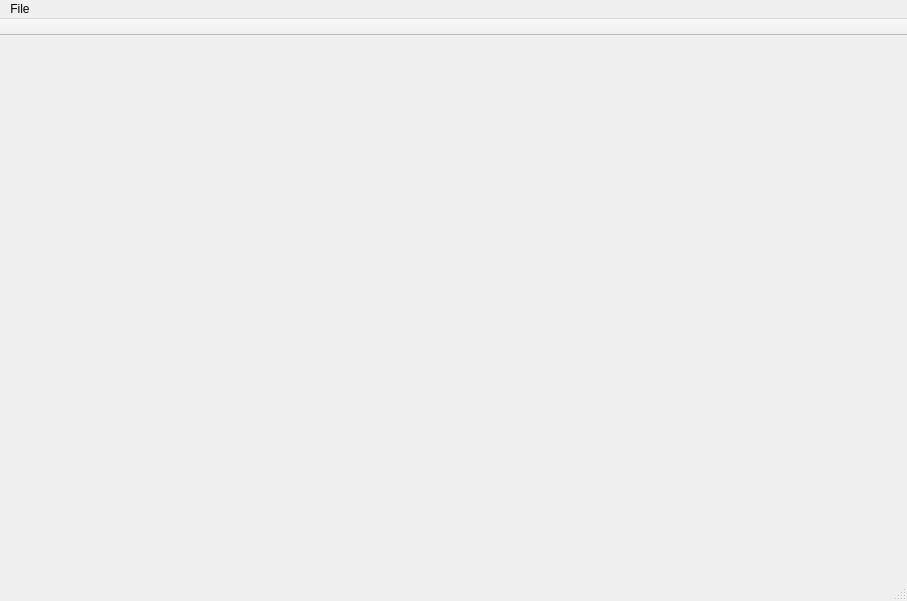
First picture: the form in src/qlabelme/widgets/main_window.ui, repository mariekarelina/QLabelMe, before the edit.
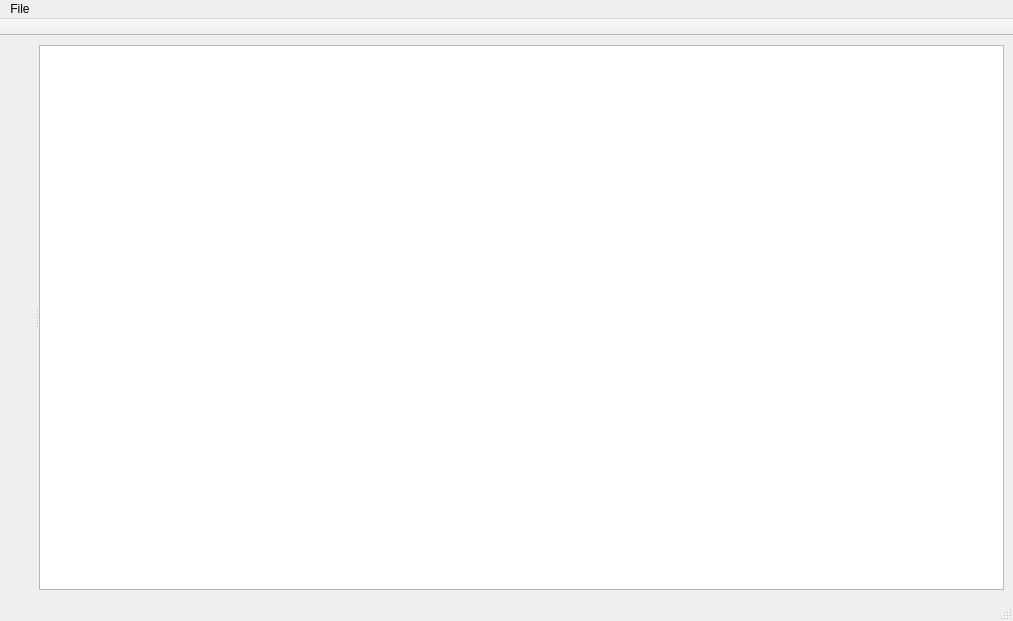
Second picture: the form after the edit.

Commit message: WIP Добавлена сцена для рисования QGraphicsScene

```diff
--- a/src/qlabelme/widgets/main_window.ui
+++ b/src/qlabelme/widgets/main_window.ui
@@ -6,8 +6,8 @@
    <rect>
     <x>0</x>
     <y>0</y>
-    <width>907</width>
-    <height>601</height>
+    <width>1013</width>
+    <height>621</height>
    </rect>
   </property>
   <property name="maximumSize">
@@ -26,24 +26,16 @@
    </size>
   </property>
   <widget class="QWidget" name="centralwidget">
+   <layout class="QHBoxLayout" name="horizontalLayout">
+    <item>
+     <widget class="QSplitter" name="splitter">
+      <property name="orientation">
+       <enum>Qt::Horizontal</enum>
+      </property>
    <widget class="QLabel" name="image">
     <property name="enabled">
      <bool>true</bool>
     </property>
-    <property name="geometry">
-     <rect>
-      <x>160</x>
-      <y>70</y>
-      <width>581</width>
-      <height>351</height>
-     </rect>
-    </property>
-    <property name="sizePolicy">
-     <sizepolicy hsizetype="Preferred" vsizetype="Preferred">
-      <horstretch>0</horstretch>
-      <verstretch>0</verstretch>
-     </sizepolicy>
-    </property>
     <property name="minimumSize">
      <size>
       <width>0</width>
@@ -54,6 +46,10 @@
      <string/>
     </property>
    </widget>
+      <widget class="QGraphicsView" name="graphView"/>
+     </widget>
+    </item>
+   </layout>
   </widget>
   <widget class="QStatusBar" name="statusBar"/>
   <widget class="QToolBar" name="toolBar">
@@ -81,7 +77,7 @@
     <rect>
      <x>0</x>
      <y>0</y>
-     <width>907</width>
+     <width>1013</width>
      <height>23</height>
     </rect>
    </property>
```
Lines whose indentation alone changed are shown as unchanged. The commit also changes 2 other files.
